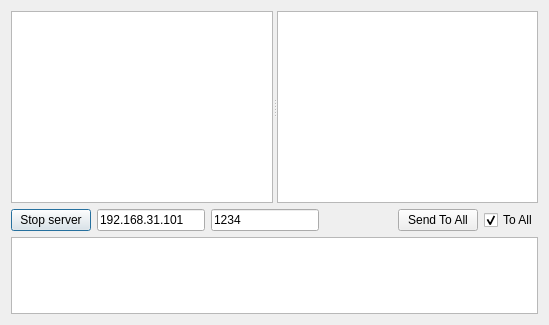
Above: dialog.ui from adratkovskiy/marvin before the change. Below: the same form after it.
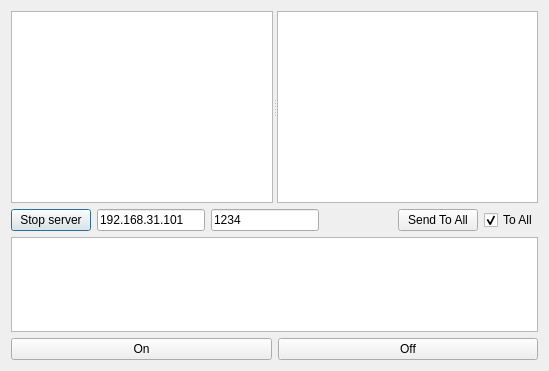
That is the form after the change.

```diff
--- a/dialog.ui
+++ b/dialog.ui
@@ -7,7 +7,7 @@
     <x>0</x>
     <y>0</y>
     <width>549</width>
-    <height>325</height>
+    <height>371</height>
    </rect>
   </property>
   <property name="windowTitle">
@@ -124,6 +124,24 @@
      </item>
     </layout>
    </item>
+   <item>
+    <layout class="QHBoxLayout" name="horizontalLayout_3">
+     <item>
+      <widget class="QPushButton" name="btnOn">
+       <property name="text">
+        <string>On</string>
+       </property>
+      </widget>
+     </item>
+     <item>
+      <widget class="QPushButton" name="btnOff">
+       <property name="text">
+        <string>Off</string>
+       </property>
+      </widget>
+     </item>
+    </layout>
+   </item>
   </layout>
  </widget>
  <layoutdefault spacing="6" margin="11"/>
```
